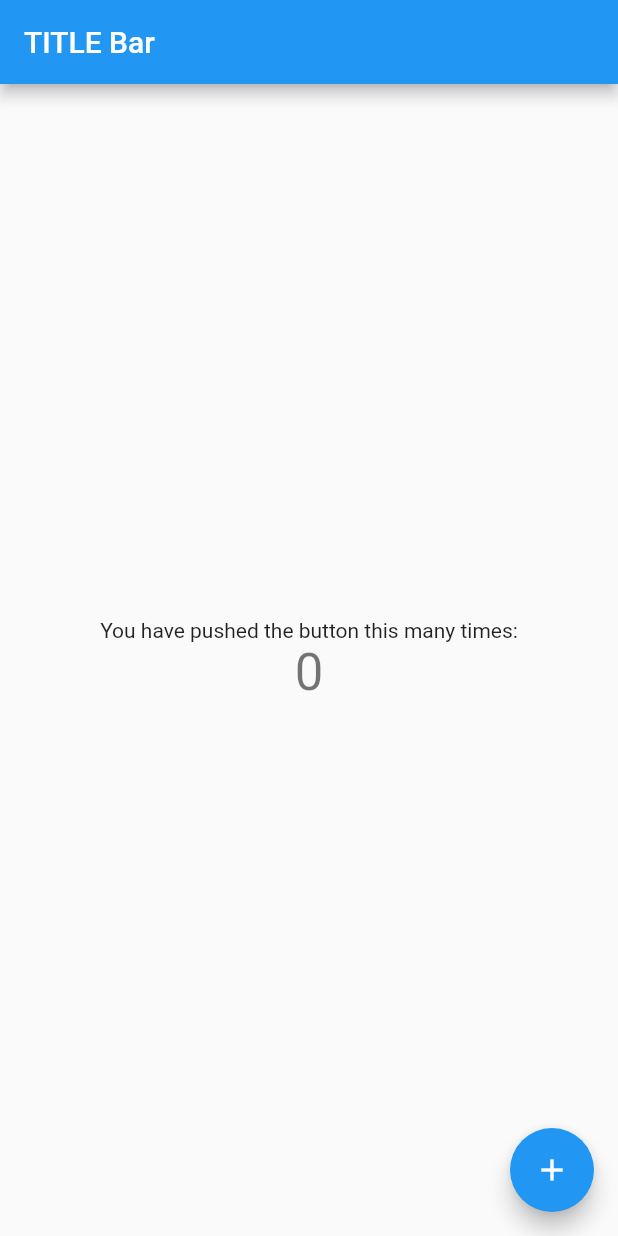
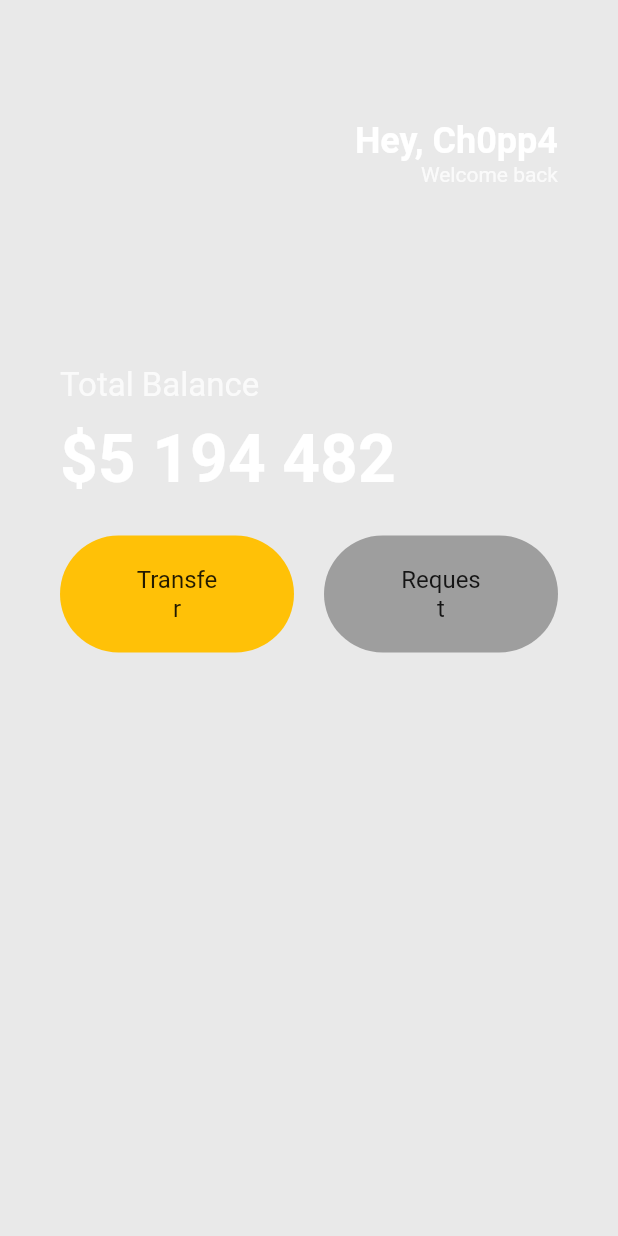
Before and after one commit to imsong97/FlutterStart, a Flutter app: the screen it shows after launch, on a phone screen of 412 x 824 dp. Run offline on Flutter 3.47's test engine with Material 2 defaults, Android fonts, the phone set to English and light mode, and no system bars.

Commit message:
~ Button 만들기

```diff
--- a/Wallet/lib/main.dart
+++ b/Wallet/lib/main.dart
@@ -1,3 +1,5 @@
+import 'dart:ui';
+
 import 'package:flutter/material.dart';
 
 void main() {
@@ -63,53 +65,65 @@ class _MyHomePageState extends State<MyHomePage> {
 
   @override
   Widget build(BuildContext context) {
-    // This method is rerun every time setState is called, for instance as done
-    // by the _incrementCounter method above.
-    //
-    // The Flutter framework has been optimized to make rerunning build methods
-    // fast, so that you can just rebuild anything that needs updating rather
-    // than having to individually change instances of widgets.
     return Scaffold(
-      appBar: AppBar(
-        // Here we take the value from the MyHomePage object that was created by
-        // the App.build method, and use it to set our appbar title.
-        title: Text(widget.title),
-      ),
-      body: Center(
-        // Center is a layout widget. It takes a single child and positions it
-        // in the middle of the parent.
+      backgroundColor: const Color(0xFF18181818),
+      body: Padding(
+        padding: const EdgeInsets.symmetric(horizontal: 40),
         child: Column(
-          // Column is also a layout widget. It takes a list of children and
-          // arranges them vertically. By default, it sizes itself to fit its
-          // children horizontally, and tries to be as tall as its parent.
-          //
-          // Invoke "debug painting" (press "p" in the console, choose the
-          // "Toggle Debug Paint" action from the Flutter Inspector in Android
-          // Studio, or the "Toggle Debug Paint" command in Visual Studio Code)
-          // to see the wireframe for each widget.
-          //
-          // Column has various properties to control how it sizes itself and
-          // how it positions its children. Here we use mainAxisAlignment to
-          // center the children vertically; the main axis here is the vertical
-          // axis because Columns are vertical (the cross axis would be
-          // horizontal).
-          mainAxisAlignment: MainAxisAlignment.center,
-          children: <Widget>[
-            const Text(
-              'You have pushed the button this many times:',
+          crossAxisAlignment: CrossAxisAlignment.start,
+          children: [
+            const SizedBox(height: 80,),
+            Row(
+              mainAxisAlignment: MainAxisAlignment.end,
+              children: [
+                Column(
+                  crossAxisAlignment: CrossAxisAlignment.end,
+                  children: [
+                    const Text("Hey, Ch0pp4", style: TextStyle(color: Colors.white, fontSize: 24, fontWeight: FontWeight.w600),),
+                    Text("Welcome back", style: TextStyle(color: Colors.white.withOpacity(0.8), fontSize: 14),)
+                  ],)
+              ],
             ),
+            SizedBox(height: 120,),
             Text(
-              '$_counter',
-              style: Theme.of(context).textTheme.headline4,
+              "Total Balance",
+              style: TextStyle(color: Colors.white.withOpacity(0.8), fontSize: 22),
+            ),
+            SizedBox(height: 10,),
+            Text(
+              "\$5 194 482",
+              style: TextStyle(
+                fontSize: 44,
+                fontWeight: FontWeight.w600,
+                color: Colors.white
+              ),
+            ),
+            SizedBox(height: 25,),
+            Row(
+              mainAxisAlignment: MainAxisAlignment.center,
+              mainAxisSize: MainAxisSize.max,
+              children: [
+                Expanded(child: radiusButton("Transfer", Colors.amber), flex: 1,),
+                SizedBox(width: 20,),
+                Expanded(child: radiusButton("Request", Colors.grey), flex: 1)
+              ],
             ),
           ],
         ),
-      ),
-      floatingActionButton: FloatingActionButton(
-        onPressed: _incrementCounter,
-        tooltip: 'Increment',
-        child: const Icon(Icons.add),
-      ), // This trailing comma makes auto-formatting nicer for build methods.
+      )
     );
   }
 }
+
+Container radiusButton(String text, MaterialColor color) {
+  return Container(
+      decoration: BoxDecoration(
+          color: color,
+          borderRadius: BorderRadius.circular(45)
+      ),
+      child: Padding(
+        padding: EdgeInsets.symmetric(vertical: 20, horizontal: 50),
+        child: Text(text, style: TextStyle(fontSize: 16), textAlign: TextAlign.center,),
+      )
+  );
+}
```
